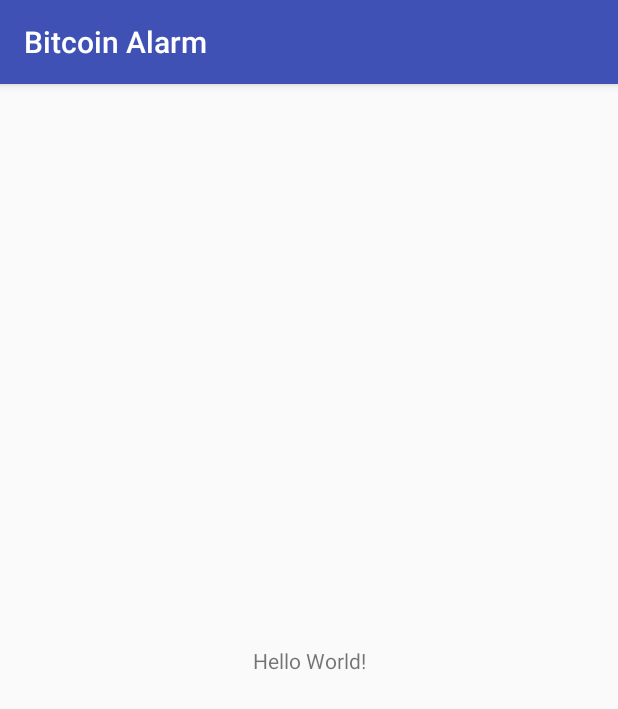
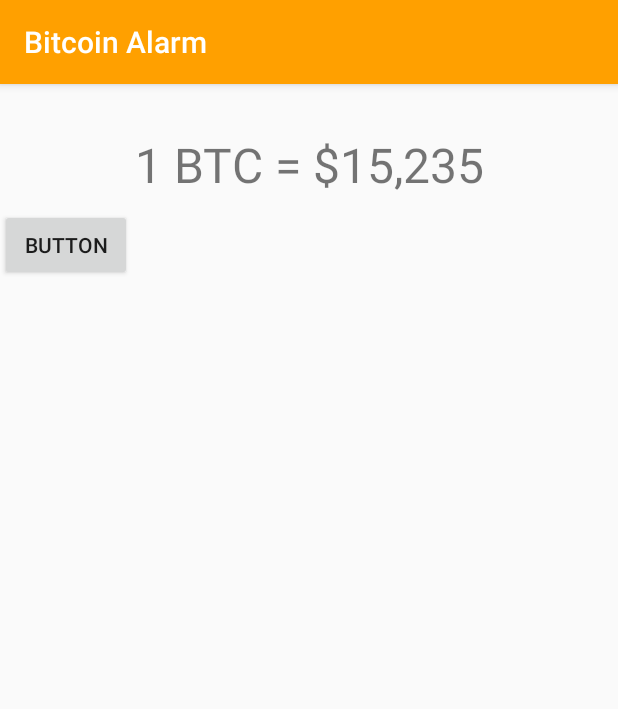
Before and after one commit to samhogan/bitcoin-alarm, an Android app: the screen it shows after launch (MainActivity), on a phone screen of 412 x 824 dp. Shown: the top 709 px of the screen. Run offline under Robolectric (Android 15) with nearby library versions, the phone set to English and light mode, and no system bars.

Commit message:
layout testing

```diff
--- a/app/build.gradle
+++ b/app/build.gradle
@@ -25,4 +25,5 @@
     testImplementation 'junit:junit:4.12'
     androidTestImplementation 'com.android.support.test:runner:1.0.1'
     androidTestImplementation 'com.android.support.test.espresso:espresso-core:3.0.1'
+    implementation 'com.android.support:recyclerview-v7:26.1.0'
 }
--- a/app/src/main/res/layout/activity_main.xml
+++ b/app/src/main/res/layout/activity_main.xml
@@ -1,4 +1,5 @@
 <?xml version="1.0" encoding="utf-8"?>
+
 <android.support.constraint.ConstraintLayout xmlns:android="http://schemas.android.com/apk/res/android"
     xmlns:app="http://schemas.android.com/apk/res-auto"
     xmlns:tools="http://schemas.android.com/tools"
@@ -7,12 +8,35 @@
     tools:context="com.samhgames.bitcoinalarm.MainActivity">
 
     <TextView
+        android:id="@+id/price"
         android:layout_width="wrap_content"
         android:layout_height="wrap_content"
-        android:text="Hello World!"
-        app:layout_constraintBottom_toBottomOf="parent"
-        app:layout_constraintLeft_toLeftOf="parent"
-        app:layout_constraintRight_toRightOf="parent"
+        android:layout_marginEnd="8dp"
+        android:layout_marginStart="8dp"
+        android:layout_marginTop="32dp"
+        android:text="1 BTC = $15,235"
+        android:textSize="32sp"
+        app:layout_constraintEnd_toEndOf="parent"
+        app:layout_constraintStart_toStartOf="parent"
         app:layout_constraintTop_toTopOf="parent" />
 
+    <android.support.v7.widget.RecyclerView
+        android:layout_height="match_parent"
+        android:layout_width="match_parent"
+        android:layout_marginEnd="8dp"
+        android:layout_marginStart="8dp"
+        android:layout_marginTop="32dp"
+        app:layout_constraintEnd_toEndOf="parent"
+        app:layout_constraintStart_toStartOf="parent"
+        app:layout_constraintTop_toBottomOf="@+id/price" />
+
+    <Button
+        android:id="@+id/button2"
+        android:layout_width="wrap_content"
+        android:layout_height="wrap_content"
+        android:layout_marginTop="8dp"
+        android:text="Button"
+        app:layout_constraintTop_toBottomOf="@+id/price"
+        tools:layout_editor_absoluteX="16dp" />
+
 </android.support.constraint.ConstraintLayout>
--- a/app/src/main/res/values/colors.xml
+++ b/app/src/main/res/values/colors.xml
@@ -1,6 +1,6 @@
 <?xml version="1.0" encoding="utf-8"?>
 <resources>
-    <color name="colorPrimary">#3F51B5</color>
-    <color name="colorPrimaryDark">#303F9F</color>
-    <color name="colorAccent">#FF4081</color>
+    <color name="colorPrimary">#ffa000</color>
+    <color name="colorPrimaryDark">#c67100</color>
+    <color name="colorAccent">#455a64</color>
 </resources>
```
Also changed, not shown: app/src/main/res/layout/maintest.xml (added, +18 -0 lines).
